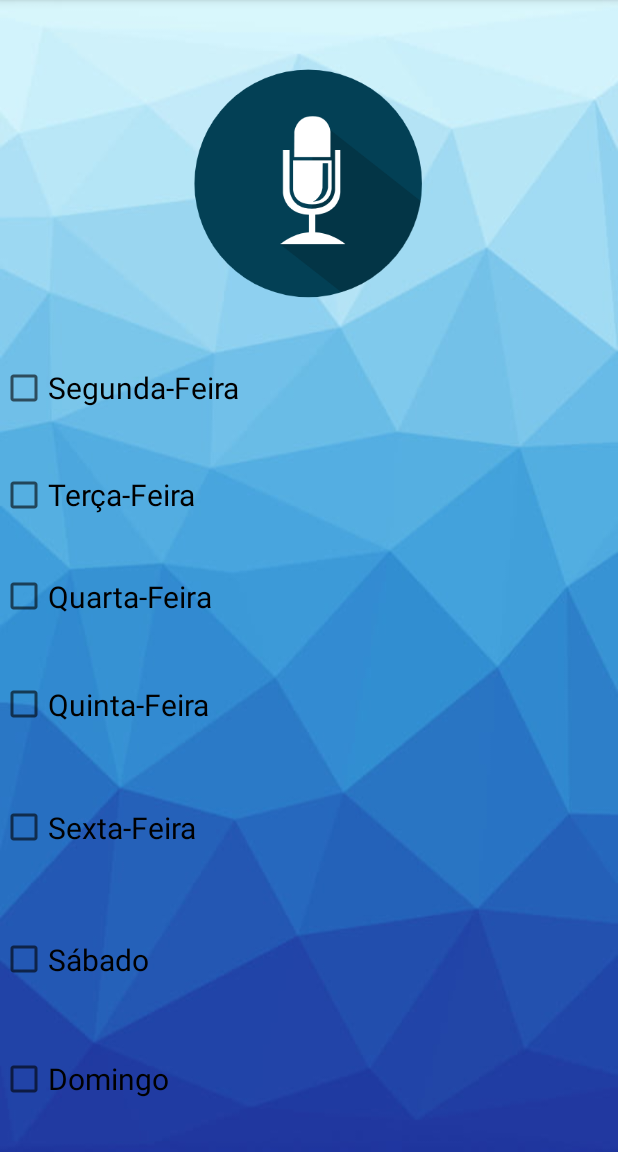
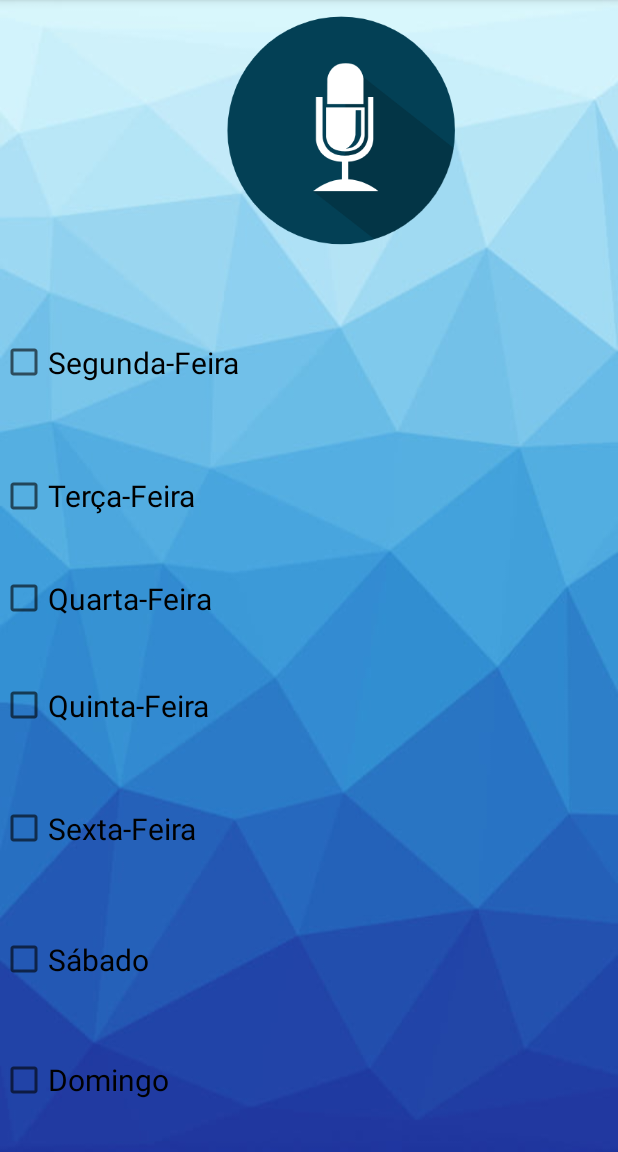
Before and after one commit to Gil-cos/Projeto_Integrador_1-Sem2020, an Android app: the Alarme screen opened directly, with no data from a screen before it, on a phone screen of 412 x 824 dp, the part 84-1236 px from its top. Run offline under Robolectric (Android 15) with nearby library versions, the light colour scheme and no system bars.

Commit message:
metodo map

```diff
--- a/AssistenteVirtualIdosos/app/src/main/java/com/example/assistentevirtual_idosos/Alarme.java
+++ b/AssistenteVirtualIdosos/app/src/main/java/com/example/assistentevirtual_idosos/Alarme.java
@@ -11,34 +11,36 @@ import android.widget.Button;
 import android.widget.CheckBox;
 import android.widget.Spinner;
 import android.widget.Toast;
-
 import java.util.ArrayList;
+import java.util.HashMap;
 import java.util.Locale;
+import java.util.Map;
 
 public class Alarme extends AppCompatActivity {
-
-    private CheckBox segunda,terça, quarta, quinta, sexta, sabado, domingo;
-
 
     @Override
     protected void onCreate(Bundle savedInstanceState) {
         super.onCreate(savedInstanceState);
         setContentView(R.layout.activity_alarme);
 
-        findViewById(R.id.microphonee).setOnClickListener(new View.OnClickListener() {
+        findViewById(R.id.microphone).setOnClickListener(new View.OnClickListener() {
             @Override
             public void onClick(View v) {
                 catchSpeech();
             }
         });
+    }
 
-        segunda = findViewById(R.id.segunda);
-        terça = findViewById(R.id.terça);
-        quarta = findViewById(R.id.quarta);
-        quinta = findViewById(R.id.quinta);
-        sexta = findViewById(R.id.sexta);
-        sabado = findViewById(R.id.sabado);
-        domingo = findViewById(R.id.domingo);
+    public static void main(String[] args){
+        Map<String,String> map = new HashMap<>();
+        map.put("segunda-feira", "MONDAY");
+        map.put("terça-feira", "TUESDAY");
+        map.put("quarta-feira", "WEDNESDAY");
+        map.put("quinta-feira", "THURSDAY");
+        map.put("sexta-feira", "FRIDAY");
+        map.put("sábado", "SATURDAY");
+        map.put("domingo", "SUNDAY");
+
     }
     @Override
     public void onDestroy() {
@@ -68,14 +70,29 @@ public class Alarme extends AppCompatActivity {
 
     private void processMachineLearning(String speech) {
 
+        if (speech.toUpperCase().contains("TITULO")) {
+
+
+
+        }
+
+        if (speech.toUpperCase().contains("HORÁRIO")){
+
+
+
+        }
+
+        if (speech.toUpperCase().contains("DIAS DA SEMANA ")){
+
+
+
+        }
+
 
     }
 
 
 
-    public void checkbox () {
-        boolean teste = segunda.isChecked();
-    }
 
     private void catchSpeech() {
 
--- a/AssistenteVirtualIdosos/app/src/main/res/layout/activity_alarme.xml
+++ b/AssistenteVirtualIdosos/app/src/main/res/layout/activity_alarme.xml
@@ -42,25 +42,26 @@
 
     <CheckBox
         android:id="@+id/segunda"
-        android:layout_width="409dp"
-        android:layout_height="49dp"
+        android:layout_width="405dp"
+        android:layout_height="86dp"
         android:text="@string/segunda_feira"
         android:textSize="20sp"
         app:layout_constraintBottom_toTopOf="@+id/terça"
-        app:layout_constraintTop_toBottomOf="@+id/imageView"
+        app:layout_constraintTop_toBottomOf="@+id/microphone"
         tools:ignore="MissingConstraints"
         tools:layout_editor_absoluteX="1dp" />
 
     <ImageView
-        android:id="@+id/imageView"
+        android:id="@+id/microphone"
         android:layout_width="157dp"
         android:layout_height="174dp"
         android:contentDescription="@string/todo"
         app:layout_constraintBottom_toBottomOf="parent"
         app:layout_constraintEnd_toEndOf="parent"
+        app:layout_constraintHorizontal_bias="0.586"
         app:layout_constraintStart_toStartOf="parent"
         app:layout_constraintTop_toTopOf="parent"
-        app:layout_constraintVertical_bias="0.060000002"
+        app:layout_constraintVertical_bias="0.0"
         app:srcCompat="@drawable/ic_microphone"
         tools:ignore="VectorDrawableCompat" />
 
```
